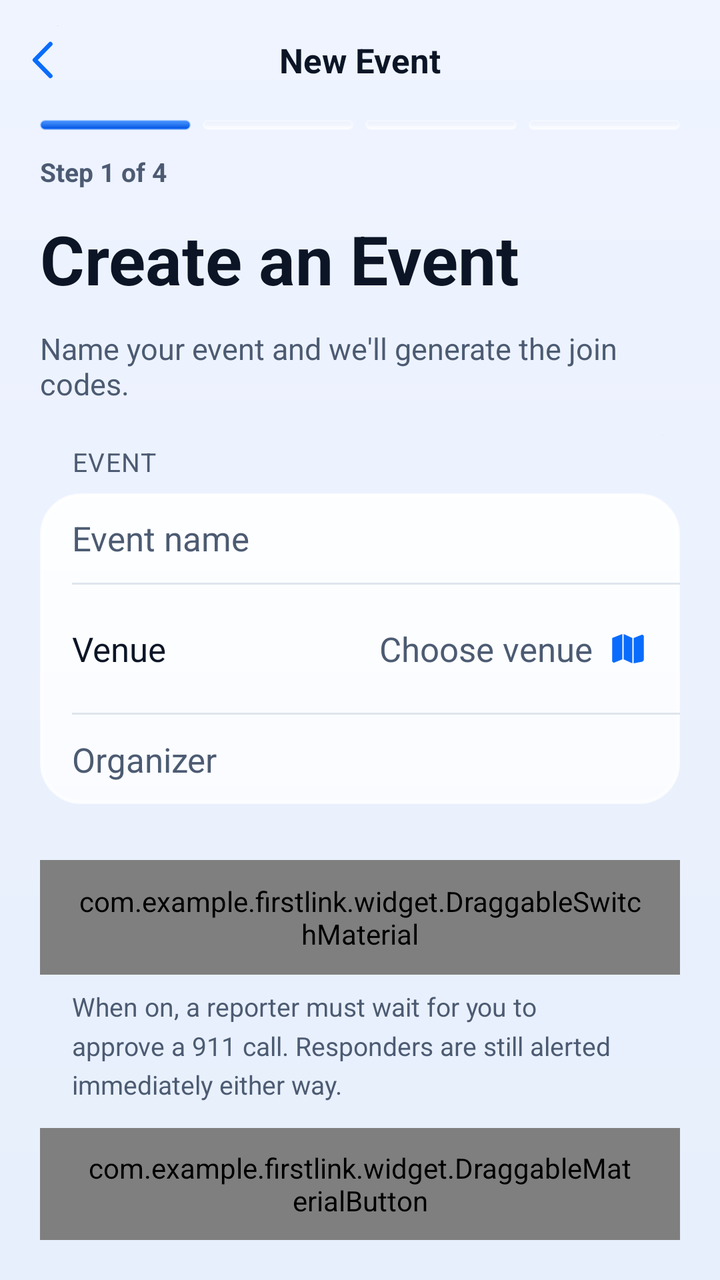
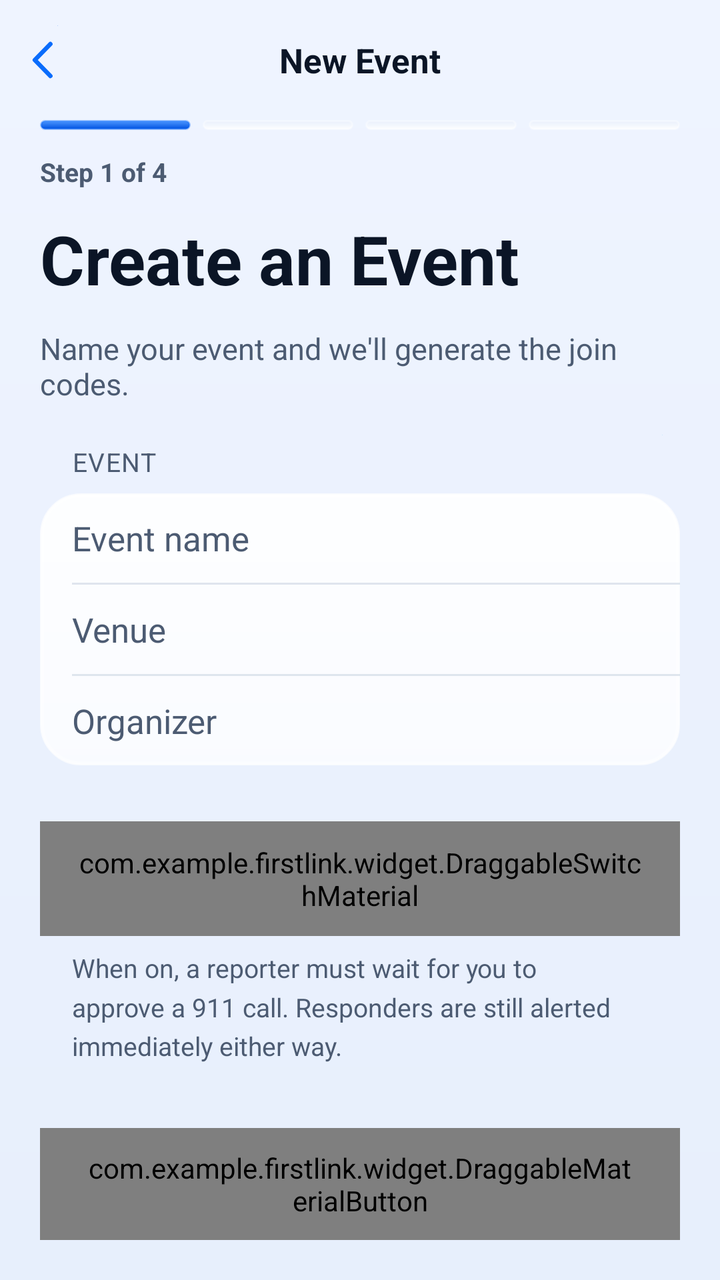

Before-and-after screenshots of an Android layout around one commit, followed by the original layout XML and the change that was made.
<!-- AndroidManifest.xml: application theme Theme.FirstLink -->
<!-- res/layout/creator.xml -->
<?xml version="1.0" encoding="utf-8"?>
<androidx.constraintlayout.widget.ConstraintLayout xmlns:android="http://schemas.android.com/apk/res/android"
    xmlns:app="http://schemas.android.com/apk/res-auto"
    android:id="@+id/creator"
    android:fitsSystemWindows="true"
    android:layout_width="match_parent"
    android:layout_height="match_parent"
    android:background="@drawable/bg_page_glass">

    
    <FrameLayout
        android:id="@+id/nav_bar"
        android:layout_width="0dp"
        android:layout_height="44dp"
        android:layout_marginTop="8dp"
        app:layout_constraintEnd_toEndOf="parent"
        app:layout_constraintStart_toStartOf="parent"
        app:layout_constraintTop_toTopOf="parent">

        <TextView
            android:layout_width="match_parent"
            android:layout_height="match_parent"
            android:gravity="center"
            android:text="New Event"
            android:textColor="@color/text_primary"
            android:textSize="17sp"
            android:textStyle="bold" />

        <ImageButton
            android:id="@+id/back_button"
            android:layout_width="44dp"
            android:layout_height="44dp"
            android:layout_gravity="start|center_vertical"
            android:background="?attr/selectableItemBackgroundBorderless"
            android:contentDescription="Back"
            android:padding="10dp"
            android:scaleType="fitCenter"
            android:src="@drawable/ic_back"
            android:tint="@color/brand_primary" />
    </FrameLayout>

    <ScrollView
        android:layout_width="0dp"
        android:layout_height="0dp"
        android:clipToPadding="false"
        android:fillViewport="true"
        android:scrollbars="none"
        app:layout_constraintBottom_toTopOf="@id/create_event_btn"
        app:layout_constraintEnd_toEndOf="parent"
        app:layout_constraintStart_toStartOf="parent"
        app:layout_constraintTop_toBottomOf="@id/nav_bar">

        <LinearLayout
            android:layout_width="match_parent"
            android:layout_height="wrap_content"
            android:orientation="vertical"
            android:paddingBottom="24dp">

            
            <LinearLayout
                android:layout_width="match_parent"
                android:layout_height="wrap_content"
                android:layout_marginStart="20dp"
                android:layout_marginTop="8dp"
                android:layout_marginEnd="20dp"
                android:orientation="horizontal">

                <View
                    android:layout_width="0dp"
                    android:layout_height="5dp"
                    android:layout_weight="1"
                    android:background="@drawable/bg_ios_progress_on" />

                <View
                    android:layout_width="0dp"
                    android:layout_height="5dp"
                    android:layout_marginStart="6dp"
                    android:layout_weight="1"
                    android:background="@drawable/bg_ios_progress_off" />

                <View
                    android:layout_width="0dp"
                    android:layout_height="5dp"
                    android:layout_marginStart="6dp"
                    android:layout_weight="1"
                    android:background="@drawable/bg_ios_progress_off" />

                <View
                    android:layout_width="0dp"
                    android:layout_height="5dp"
                    android:layout_marginStart="6dp"
                    android:layout_weight="1"
                    android:background="@drawable/bg_ios_progress_off" />
            </LinearLayout>

            <TextView
                android:layout_width="match_parent"
                android:layout_height="wrap_content"
                android:layout_marginStart="20dp"
                android:layout_marginTop="12dp"
                android:layout_marginEnd="20dp"
                android:text="Step 1 of 4"
                android:textColor="@color/text_secondary"
                android:textSize="13sp"
                android:textStyle="bold" />

            <TextView
                android:layout_width="match_parent"
                android:layout_height="wrap_content"
                android:layout_marginStart="20dp"
                android:layout_marginTop="12dp"
                android:layout_marginEnd="20dp"
                android:text="Create an Event"
                android:textColor="@color/text_primary"
                android:textSize="34sp"
                android:textStyle="bold" />

            <TextView
                android:layout_width="match_parent"
                android:layout_height="wrap_content"
                android:layout_marginStart="20dp"
                android:layout_marginTop="12dp"
                android:layout_marginEnd="20dp"
                android:text="Name your event and we'll generate the join codes."
                android:textColor="@color/text_secondary"
                android:textSize="15sp" />

            
            <TextView
                android:layout_width="match_parent"
                android:layout_height="wrap_content"
                android:layout_marginStart="36dp"
                android:layout_marginTop="20dp"
                android:layout_marginEnd="36dp"
                android:layout_marginBottom="7dp"
                android:letterSpacing="0.04"
                android:text="EVENT"
                android:textAllCaps="true"
                android:textColor="@color/text_secondary"
                android:textSize="13sp" />

            <LinearLayout
                android:layout_width="match_parent"
                android:layout_height="wrap_content"
                android:layout_marginStart="20dp"
                android:layout_marginEnd="20dp"
                android:background="@drawable/bg_ios_group"
                android:orientation="vertical">

                <com.google.android.material.textfield.TextInputEditText
                    android:id="@+id/event_name_submission"
                    android:layout_width="match_parent"
                    android:layout_height="wrap_content"
                    android:background="@null"
                    android:gravity="start|center_vertical"
                    android:hint="Event name"
                    android:imeOptions="actionNext"
                    android:inputType="textCapSentences"
                    android:minHeight="44dp"
                    android:paddingStart="16dp"
                    android:paddingEnd="16dp"
                    android:paddingTop="11dp"
                    android:paddingBottom="11dp"
                    android:textColor="@color/text_primary"
                    android:textColorHint="@color/text_secondary"
                    android:textSize="17sp" />

                <View
                    android:layout_width="match_parent"
                    android:layout_height="1dp"
                    android:layout_marginStart="16dp"
                    android:background="@drawable/bg_ios_separator" />

                <LinearLayout
                    android:id="@+id/venue_picker_button"
                    android:layout_width="match_parent"
                    android:layout_height="wrap_content"
                    android:clickable="true"
                    android:focusable="true"
                    android:foreground="?attr/selectableItemBackground"
                    android:gravity="center_vertical"
                    android:minHeight="64dp"
                    android:orientation="horizontal"
                    android:paddingStart="16dp"
                    android:paddingEnd="16dp"
                    android:paddingTop="11dp"
                    android:paddingBottom="11dp">

                    <TextView
                        android:layout_width="wrap_content"
                        android:layout_height="wrap_content"
                        android:text="Venue"
                        android:textColor="@color/text_primary"
                        android:textSize="17sp" />

                    <TextView
                        android:id="@+id/venue_name_submission"
                        android:layout_width="0dp"
                        android:layout_height="wrap_content"
                        android:layout_marginStart="12dp"
                        android:layout_weight="1"
                        android:gravity="end|center_vertical"
                        android:hint="Choose venue"
                        android:textColor="@color/text_primary"
                        android:textColorHint="@color/text_secondary"
                        android:textSize="17sp" />

                    <ImageView
                        android:layout_width="20dp"
                        android:layout_height="20dp"
                        android:layout_marginStart="8dp"
                        android:contentDescription="Choose venue on map"
                        android:src="@drawable/ic_sf_map_fill"
                        android:tint="@color/brand_primary" />
                </LinearLayout>

                <View
                    android:layout_width="match_parent"
                    android:layout_height="1dp"
                    android:layout_marginStart="16dp"
                    android:background="@drawable/bg_ios_separator" />

                <com.google.android.material.textfield.TextInputEditText
                    android:id="@+id/organizer_name_submission"
                    android:layout_width="match_parent"
                    android:layout_height="wrap_content"
                    android:background="@null"
                    android:gravity="start|center_vertical"
                    android:hint="Organizer"
                    android:imeOptions="actionDone"
                    android:inputType="textPersonName|textCapWords"
                    android:minHeight="44dp"
                    android:paddingStart="16dp"
                    android:paddingEnd="16dp"
                    android:paddingTop="11dp"
                    android:paddingBottom="11dp"
                    android:textColor="@color/text_primary"
                    android:textColorHint="@color/text_secondary"
                    android:textSize="17sp" />
            </LinearLayout>

            
            <LinearLayout
                android:layout_width="match_parent"
                android:layout_height="wrap_content"
                android:layout_marginStart="20dp"
                android:layout_marginTop="28dp"
                android:layout_marginEnd="20dp"
                android:background="@drawable/bg_ios_group"
                android:orientation="vertical">

                <com.example.firstlink.widget.DraggableSwitchMaterial
                    android:id="@+id/approval_switch"
                    android:layout_width="match_parent"
                    android:layout_height="wrap_content"
                    android:background="@null"
                    android:gravity="center_vertical"
                    android:minHeight="44dp"
                    android:paddingStart="16dp"
                    android:paddingEnd="16dp"
                    android:paddingTop="11dp"
                    android:paddingBottom="11dp"
                    android:text="Require approval before calling 911"
                    android:textColor="@color/text_primary"
                    android:textSize="17sp"
                    app:thumbTint="@color/switch_thumb_tint"
                    app:trackTint="@color/switch_track_tint"
                    app:useMaterialThemeColors="false" />
            </LinearLayout>

            <TextView
                android:layout_width="match_parent"
                android:layout_height="wrap_content"
                android:layout_marginStart="36dp"
                android:layout_marginTop="7dp"
                android:layout_marginEnd="36dp"
                android:lineSpacingMultiplier="1.25"
                android:text="When on, a reporter must wait for you to approve a 911 call. Responders are still alerted immediately either way."
                android:textColor="@color/text_secondary"
                android:textSize="13sp" />
        </LinearLayout>
    </ScrollView>

    
    <com.example.firstlink.widget.DraggableMaterialButton
        android:id="@+id/create_event_btn"
        style="@style/Widget.FirstLink.Button.Primary"
        android:layout_width="0dp"
        android:layout_height="56dp"
        android:layout_marginStart="20dp"
        android:layout_marginEnd="20dp"
        android:layout_marginBottom="20dp"
        android:elevation="0dp"
        android:insetTop="0dp"
        android:insetBottom="0dp"
        android:stateListAnimator="@null"
        android:text="Create Event"
        android:textAllCaps="false"
        android:textColor="@color/white"
        android:textSize="17sp"
        android:textStyle="bold"
        app:backgroundTint="@color/brand_primary"
        app:cornerRadius="28dp"
        app:elevation="0dp"
        app:icon="@drawable/ic_sf_arrow_right"
        app:iconGravity="textStart"
        app:iconPadding="8dp"
        app:iconSize="20dp"
        app:iconTint="@color/white"
        app:layout_constraintBottom_toBottomOf="parent"
        app:layout_constraintEnd_toEndOf="parent"
        app:layout_constraintStart_toStartOf="parent"
        app:strokeWidth="0dp" />

</androidx.constraintlayout.widget.ConstraintLayout>
<!-- resources referenced by this layout -->
<resources>
  <color name="brand_primary">#0A6CFC</color>
  <color name="text_primary">#0B1526</color>
  <color name="text_secondary">#4C5B72</color>
  <color name="white">#FFFFFFFF</color>
  <!-- drawable bg_ios_progress_off (drawable) -->
  <?xml version="1.0" encoding="utf-8"?>
  <shape xmlns:android="http://schemas.android.com/apk/res/android" android:shape="rectangle">
      <corners android:radius="100dp" />
      <gradient android:angle="270" android:endColor="@color/glass_well_bottom" android:startColor="@color/glass_well_top" android:type="linear" />
      <stroke android:width="1dp" android:color="@color/glass_rim_inner" />
  </shape>
  <!-- drawable bg_ios_separator (drawable) -->
  <?xml version="1.0" encoding="utf-8"?>
  <shape xmlns:android="http://schemas.android.com/apk/res/android" android:shape="rectangle">
      <solid android:color="@color/border_light" />
  </shape>
  <!-- drawable ic_sf_map_fill (drawable) -->
  <vector xmlns:android="http://schemas.android.com/apk/res/android"
      android:width="24dp"
      android:height="24dp"
      android:viewportWidth="24"
      android:viewportHeight="24">
      <path
          android:fillColor="#FFFFFF"
          android:pathData="M2.5,5.6 L8.6,3.2 L8.6,18.4 L3.9,20.3 c-0.66,0.26 -1.4,-0.23 -1.4,-0.94 Z M9.4,3.2 L14.6,5.6 L14.6,20.8 L9.4,18.4 Z M15.4,5.6 L20.1,3.70 c0.66,-0.26 1.40,0.23 1.40,0.94 V18.40 c0,0.62 -0.38,1.17 -0.95,1.40 L15.4,20.8 Z" />
  </vector>
  <style name="Theme.FirstLink" parent="Base.Theme.FirstLink" />
  <color name="glass_sheen_bottom">#B8FFFFFF</color>
  <color name="glass_sheen_top">#E6FFFFFF</color>
  <color name="glass_rim">#B3FFFFFF</color>
  <color name="glass_rim_inner">#59FFFFFF</color>
  <color name="glass_well_bottom">#CCFFFFFF</color>
  <color name="glass_well_top">#66E2EAF7</color>
  <color name="brand_primary_dark">#0052E0</color>
  <color name="brand_primary_light">#4D97FF</color>
  <color name="brand_border_soft">#590A6CFC</color>
  <color name="border_light">#26355C8C</color>
  <color name="page_bottom">#E7EFFC</color>
  <color name="page_top">#EFF4FF</color>
  <color name="bloom_brand_clear">#000A6CFC</color>
  <color name="bloom_brand">#4D0A6CFC</color>
  <color name="bloom_sky_clear">#0000A3FF</color>
  <color name="bloom_sky">#4700A3FF</color>
  <color name="bloom_white_clear">#00FFFFFF</color>
  <color name="bloom_white">#B3FFFFFF</color>
  <style name="Widget.FirstLink.Button" parent="Widget.Material3.Button">
          <item name="android:stateListAnimator">@animator/button_press_feedback</item>
          <item name="android:textAllCaps">false</item>
          <item name="android:letterSpacing">0</item>
          <item name="shapeAppearanceOverlay">@style/ShapeAppearance.FirstLink.Pill</item>
          <item name="strokeWidth">0dp</item>
      </style>
  <color name="brand_glow">#0A6CFC</color>
  <style name="ShapeAppearance.FirstLink.Pill" parent="">
          <item name="cornerFamily">rounded</item>
          <item name="cornerSize">50%</item>
      </style>
  <color name="brand_primary_container">#240A6CFC</color>
  <color name="brand_on_primary_container">#0B47B0</color>
  <color name="danger">#D70015</color>
  <color name="surface">#EFF4FF</color>
  <style name="ShapeAppearance.FirstLink.Small" parent="ShapeAppearance.Material3.SmallComponent">
          <item name="cornerSize">18dp</item>
      </style>
  <style name="ShapeAppearance.FirstLink.Medium" parent="ShapeAppearance.Material3.MediumComponent">
          <item name="cornerSize">24dp</item>
      </style>
  <style name="ShapeAppearance.FirstLink.Large" parent="ShapeAppearance.Material3.LargeComponent">
          <item name="cornerSize">30dp</item>
      </style>
  <color name="dialog_glass_surface">#F0F7FAFF</color>
  <color name="text_body">#33425A</color>
  <color name="glass_fill">#A6FFFFFF</color>
  <color name="glass_border_strong">#59839FC4</color>
  <color name="glass_ripple">#3D0A6CFC</color>
  <!-- unchanged entries left out for length: 11 -->
</resources>

<!-- the commit's change to res/layout/creator.xml (unified diff, before → after) -->
@@ -171,48 +171,23 @@
                     android:layout_marginStart="16dp"
                     android:background="@drawable/bg_ios_separator" />
 
-                <LinearLayout
-                    android:id="@+id/venue_picker_button"
-                    android:layout_width="match_parent"
-                    android:layout_height="wrap_content"
-                    android:clickable="true"
-                    android:focusable="true"
-                    android:foreground="?attr/selectableItemBackground"
-                    android:gravity="center_vertical"
-                    android:minHeight="64dp"
-                    android:orientation="horizontal"
-                    android:paddingStart="16dp"
-                    android:paddingEnd="16dp"
-                    android:paddingTop="11dp"
-                    android:paddingBottom="11dp">
-
-                    <TextView
-                        android:layout_width="wrap_content"
-                        android:layout_height="wrap_content"
-                        android:text="Venue"
-                        android:textColor="@color/text_primary"
-                        android:textSize="17sp" />
-
-                    <TextView
-                        android:id="@+id/venue_name_submission"
-                        android:layout_width="0dp"
-                        android:layout_height="wrap_content"
-                        android:layout_marginStart="12dp"
-                        android:layout_weight="1"
-                        android:gravity="end|center_vertical"
-                        android:hint="Choose venue"
-                        android:textColor="@color/text_primary"
-                        android:textColorHint="@color/text_secondary"
-                        android:textSize="17sp" />
-
-                    <ImageView
-                        android:layout_width="20dp"
-                        android:layout_height="20dp"
-                        android:layout_marginStart="8dp"
-                        android:contentDescription="Choose venue on map"
-                        android:src="@drawable/ic_sf_map_fill"
-                        android:tint="@color/brand_primary" />
-                </LinearLayout>
+                <com.google.android.material.textfield.TextInputEditText
+                    android:id="@+id/venue_name_submission"
+                    android:layout_width="match_parent"
+                    android:layout_height="wrap_content"
+                    android:background="@null"
+                    android:gravity="start|center_vertical"
+                    android:hint="Venue"
+                    android:imeOptions="actionNext"
+                    android:inputType="textCapWords"
+                    android:minHeight="44dp"
+                    android:paddingStart="16dp"
+                    android:paddingEnd="16dp"
+                    android:paddingTop="11dp"
+                    android:paddingBottom="11dp"
+                    android:textColor="@color/text_primary"
+                    android:textColorHint="@color/text_secondary"
+                    android:textSize="17sp" />
 
                 <View
                     android:layout_width="match_parent"
<!-- resource entries referenced after the edit -->
@@ -16,16 +16,6 @@
   <shape xmlns:android="http://schemas.android.com/apk/res/android" android:shape="rectangle">
       <solid android:color="@color/border_light" />
   </shape>
-  <!-- drawable ic_sf_map_fill (drawable) -->
-  <vector xmlns:android="http://schemas.android.com/apk/res/android"
-      android:width="24dp"
-      android:height="24dp"
-      android:viewportWidth="24"
-      android:viewportHeight="24">
-      <path
-          android:fillColor="#FFFFFF"
-          android:pathData="M2.5,5.6 L8.6,3.2 L8.6,18.4 L3.9,20.3 c-0.66,0.26 -1.4,-0.23 -1.4,-0.94 Z M9.4,3.2 L14.6,5.6 L14.6,20.8 L9.4,18.4 Z M15.4,5.6 L20.1,3.70 c0.66,-0.26 1.40,0.23 1.40,0.94 V18.40 c0,0.62 -0.38,1.17 -0.95,1.40 L15.4,20.8 Z" />
-  </vector>
   <style name="Theme.FirstLink" parent="Base.Theme.FirstLink" />
   <color name="glass_sheen_bottom">#B8FFFFFF</color>
   <color name="glass_sheen_top">#E6FFFFFF</color>
